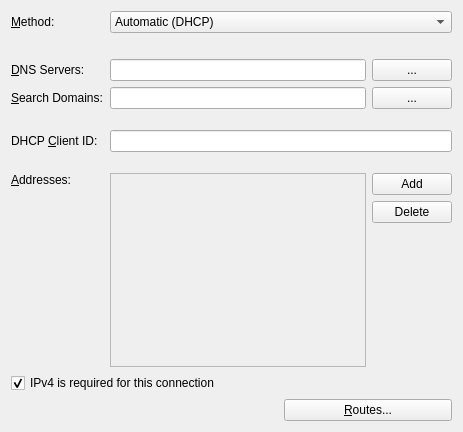
KDE/networkmanagement, file connection-editor/ui/ipv4.ui: the form before one commit.
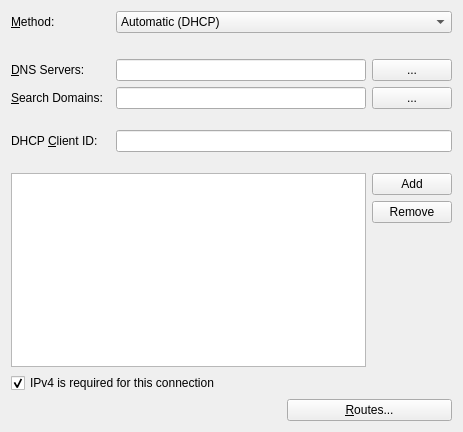
The form after the commit. Icons and pictures are not drawn. Custom widgets are drawn as their Qt base class.

Commit message: complete the IPv4 Config widget with Address editting

```diff
--- a/connection-editor/ui/ipv4.ui
+++ b/connection-editor/ui/ipv4.ui
@@ -19,6 +19,12 @@
   <layout class="QGridLayout" name="gridLayout_2">
    <item row="0" column="0">
     <widget class="QLabel" name="label">
+     <property name="sizePolicy">
+      <sizepolicy hsizetype="Minimum" vsizetype="Preferred">
+       <horstretch>0</horstretch>
+       <verstretch>0</verstretch>
+      </sizepolicy>
+     </property>
      <property name="text">
       <string>&amp;Method:</string>
      </property>
@@ -27,6 +33,35 @@
      </property>
     </widget>
    </item>
+   <item row="0" column="1" colspan="2">
+    <widget class="KComboBox" name="method">
+     <item>
+      <property name="text">
+       <string>Automatic (DHCP)</string>
+      </property>
+     </item>
+     <item>
+      <property name="text">
+       <string comment="like in use Manual configuration">Manual</string>
+      </property>
+     </item>
+     <item>
+      <property name="text">
+       <string>Link-Local</string>
+      </property>
+     </item>
+     <item>
+      <property name="text">
+       <string>Shared to other computers</string>
+      </property>
+     </item>
+     <item>
+      <property name="text">
+       <string comment="like in this setting is Disabled">Disabled</string>
+      </property>
+     </item>
+    </widget>
+   </item>
    <item row="1" column="1">
     <spacer name="verticalSpacer">
      <property name="orientation">
@@ -45,6 +80,12 @@
    </item>
    <item row="2" column="0">
     <widget class="QLabel" name="dnsLabel">
+     <property name="sizePolicy">
+      <sizepolicy hsizetype="Minimum" vsizetype="Preferred">
+       <horstretch>0</horstretch>
+       <verstretch>0</verstretch>
+      </sizepolicy>
+     </property>
      <property name="text">
       <string comment="@info">&amp;DNS Servers:</string>
      </property>
@@ -88,6 +129,12 @@
    </item>
    <item row="3" column="0">
     <widget class="QLabel" name="dnsSearchLabel">
+     <property name="sizePolicy">
+      <sizepolicy hsizetype="Minimum" vsizetype="Preferred">
+       <horstretch>0</horstretch>
+       <verstretch>0</verstretch>
+      </sizepolicy>
+     </property>
      <property name="text">
       <string comment="@info">&amp;Search Domains:</string>
      </property>
@@ -135,6 +182,12 @@
    </item>
    <item row="5" column="0">
     <widget class="QLabel" name="labelDhcpClientId">
+     <property name="sizePolicy">
+      <sizepolicy hsizetype="Minimum" vsizetype="Preferred">
+       <horstretch>0</horstretch>
+       <verstretch>0</verstretch>
+      </sizepolicy>
+     </property>
      <property name="text">
       <string>DHCP &amp;Client ID:</string>
      </property>
@@ -159,18 +212,20 @@
      </property>
     </spacer>
    </item>
-   <item row="7" column="0">
-    <widget class="QLabel" name="labelAddresses">
-     <property name="text">
-      <string>&amp;Addresses:</string>
-     </property>
-     <property name="buddy">
-      <cstring>IPTable</cstring>
-     </property>
-    </widget>
-   </item>
-   <item row="7" column="1" rowspan="2" colspan="2">
+   <item row="7" column="0" colspan="3">
     <layout class="QGridLayout" name="gridLayout">
+     <item row="1" column="1">
+      <widget class="QPushButton" name="btnRemove">
+       <property name="text">
+        <string>Remove</string>
+       </property>
+       <property name="icon">
+        <iconset theme="list-remove">
+         <normaloff/>
+        </iconset>
+       </property>
+      </widget>
+     </item>
      <item row="0" column="1">
       <widget class="QPushButton" name="btnAdd">
        <property name="text">
@@ -178,11 +233,29 @@
        </property>
       </widget>
      </item>
-     <item row="1" column="1">
-      <widget class="QPushButton" name="btnDelete">
-       <property name="text">
-        <string>Delete</string>
+     <item row="0" column="0" rowspan="3">
+      <widget class="QTableView" name="tableViewAddresses">
+       <property name="sizePolicy">
+        <sizepolicy hsizetype="MinimumExpanding" vsizetype="MinimumExpanding">
+         <horstretch>0</horstretch>
+         <verstretch>0</verstretch>
+        </sizepolicy>
        </property>
+       <property name="toolTip">
+        <string>Addresses</string>
+       </property>
+       <property name="selectionMode">
+        <enum>QAbstractItemView::SingleSelection</enum>
+       </property>
+       <property name="selectionBehavior">
+        <enum>QAbstractItemView::SelectRows</enum>
+       </property>
+       <attribute name="horizontalHeaderStretchLastSection">
+        <bool>true</bool>
+       </attribute>
+       <attribute name="verticalHeaderVisible">
+        <bool>false</bool>
+       </attribute>
       </widget>
      </item>
      <item row="2" column="1">
@@ -201,48 +274,9 @@
        </property>
       </spacer>
      </item>
-     <item row="0" column="0" rowspan="3">
-      <widget class="QTableView" name="IPTable">
-       <property name="enabled">
-        <bool>false</bool>
-       </property>
-       <property name="sizePolicy">
-        <sizepolicy hsizetype="MinimumExpanding" vsizetype="MinimumExpanding">
-         <horstretch>0</horstretch>
-         <verstretch>0</verstretch>
-        </sizepolicy>
-       </property>
-      </widget>
-     </item>
     </layout>
    </item>
-   <item row="8" column="0">
-    <spacer name="verticalSpacer_4">
-     <property name="orientation">
-      <enum>Qt::Vertical</enum>
-     </property>
-     <property name="sizeHint" stdset="0">
-      <size>
-       <width>20</width>
-       <height>172</height>
-      </size>
-     </property>
-    </spacer>
-   </item>
-   <item row="10" column="2">
-    <widget class="QPushButton" name="btnRoutes">
-     <property name="sizePolicy">
-      <sizepolicy hsizetype="Preferred" vsizetype="Fixed">
-       <horstretch>0</horstretch>
-       <verstretch>0</verstretch>
-      </sizepolicy>
-     </property>
-     <property name="text">
-      <string>&amp;Routes...</string>
-     </property>
-    </widget>
-   </item>
-   <item row="9" column="0" colspan="3">
+   <item row="8" column="0" colspan="2">
     <widget class="QCheckBox" name="ipv4RequiredCB">
      <property name="text">
       <string>IPv4 is required for this connection</string>
@@ -252,18 +286,18 @@
      </property>
     </widget>
    </item>
-   <item row="10" column="0" colspan="2">
-    <spacer name="horizontalSpacer">
-     <property name="orientation">
-      <enum>Qt::Horizontal</enum>
+   <item row="9" column="2">
+    <widget class="QPushButton" name="btnRoutes">
+     <property name="sizePolicy">
+      <sizepolicy hsizetype="Preferred" vsizetype="Fixed">
+       <horstretch>0</horstretch>
+       <verstretch>0</verstretch>
+      </sizepolicy>
      </property>
-     <property name="sizeHint" stdset="0">
-      <size>
-       <width>40</width>
-       <height>20</height>
-      </size>
+     <property name="text">
+      <string>&amp;Routes...</string>
      </property>
-    </spacer>
+    </widget>
    </item>
    <item row="5" column="1" colspan="2">
     <widget class="KLineEdit" name="dhcpClientId">
@@ -272,34 +306,18 @@
      </property>
     </widget>
    </item>
-   <item row="0" column="1" colspan="2">
-    <widget class="KComboBox" name="method">
-     <item>
-      <property name="text">
-       <string>Automatic (DHCP)</string>
-      </property>
-     </item>
-     <item>
-      <property name="text">
-       <string comment="like in use Manual configuration">Manual</string>
-      </property>
-     </item>
-     <item>
-      <property name="text">
-       <string>Link-Local</string>
-      </property>
-     </item>
-     <item>
-      <property name="text">
-       <string>Shared to other computers</string>
-      </property>
-     </item>
-     <item>
-      <property name="text">
-       <string comment="like in this setting is Disabled">Disabled</string>
-      </property>
-     </item>
-    </widget>
+   <item row="9" column="0" colspan="2">
+    <spacer name="horizontalSpacer">
+     <property name="orientation">
+      <enum>Qt::Horizontal</enum>
+     </property>
+     <property name="sizeHint" stdset="0">
+      <size>
+       <width>40</width>
+       <height>20</height>
+      </size>
+     </property>
+    </spacer>
    </item>
   </layout>
  </widget>
```
Left out of the diff: 9 changed lines with no effect on the pictures. The commit also changes 4 other files.
